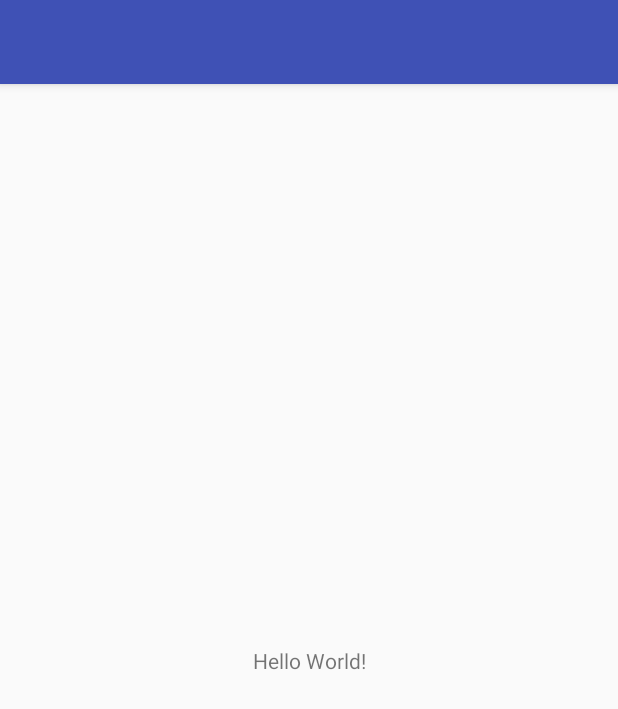
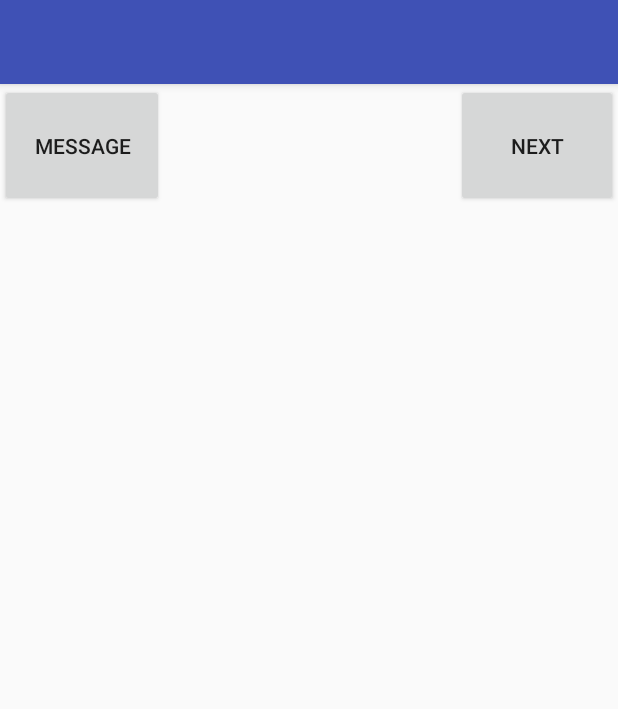
Before and after one commit to lucaspada894/Peddler-App, an Android app: the screen it shows after launch (MainActivity), on a phone screen of 412 x 824 dp. Shown: the top 709 px of the screen. Run offline under Robolectric (Android 15) with nearby library versions, the phone set to English and light mode, and no system bars.

Commit message:
experiment 1

```diff
--- a/Experiments/Sam_Stanek/app/src/main/AndroidManifest.xml
+++ b/Experiments/Sam_Stanek/app/src/main/AndroidManifest.xml
@@ -16,6 +16,7 @@
                 <category android:name="android.intent.category.LAUNCHER" />
             </intent-filter>
         </activity>
+        <activity android:name=".HomeActivity"></activity>
     </application>
 
 </manifest>
--- a/Experiments/Sam_Stanek/app/src/main/java/com/example/samstanek/hello_android/MainActivity.java
+++ b/Experiments/Sam_Stanek/app/src/main/java/com/example/samstanek/hello_android/MainActivity.java
@@ -2,12 +2,38 @@ package com.example.samstanek.hello_android;
 
 import android.support.v7.app.AppCompatActivity;
 import android.os.Bundle;
+import android.content.Intent;
+import android.view.View;
+import android.widget.Button;
+import android.widget.Toast;
 
 public class MainActivity extends AppCompatActivity {
+
+    Button b1, b2;
+
 
     @Override
     protected void onCreate(Bundle savedInstanceState) {
         super.onCreate(savedInstanceState);
         setContentView(R.layout.activity_main);
+
+        b1 = (Button) findViewById(R.id.buttonMessage);
+        b2 = (Button) findViewById(R.id.buttonNext);
+
+        b1.setOnClickListener(new View.OnClickListener(){
+            @Override
+            public void onClick(View view) {
+
+                Toast.makeText(getApplicationContext(), "Hello Android!", Toast.LENGTH_LONG).show();
+            }
+        });
+
+        b2.setOnClickListener(new View.OnClickListener() {
+            @Override
+            public void onClick(View view) {
+                Intent i = new Intent ( MainActivity.this, HomeActivity.class );
+                startActivity(i);
+            }
+        });
     }
 }
--- a/Experiments/Sam_Stanek/app/src/main/res/layout/activity_main.xml
+++ b/Experiments/Sam_Stanek/app/src/main/res/layout/activity_main.xml
@@ -1,18 +1,26 @@
 <?xml version="1.0" encoding="utf-8"?>
-<android.support.constraint.ConstraintLayout xmlns:android="http://schemas.android.com/apk/res/android"
+<RelativeLayout xmlns:android="http://schemas.android.com/apk/res/android"
     xmlns:app="http://schemas.android.com/apk/res-auto"
     xmlns:tools="http://schemas.android.com/tools"
     android:layout_width="match_parent"
     android:layout_height="match_parent"
     tools:context=".MainActivity">
 
-    <TextView
-        android:layout_width="wrap_content"
-        android:layout_height="wrap_content"
-        android:text="Hello World!"
-        app:layout_constraintBottom_toBottomOf="parent"
-        app:layout_constraintLeft_toLeftOf="parent"
-        app:layout_constraintRight_toRightOf="parent"
-        app:layout_constraintTop_toTopOf="parent" />
 
-</android.support.constraint.ConstraintLayout>
+    <Button
+        android:id="@+id/buttonMessage"
+        android:layout_width="109dp"
+        android:layout_height="82dp"
+        android:layout_alignBottom="@+id/buttonNext"
+        android:layout_alignParentStart="true"
+        android:text="Message" />
+
+    <Button
+        android:id="@+id/buttonNext"
+        android:layout_width="108dp"
+        android:layout_height="82dp"
+        android:layout_alignParentEnd="true"
+        android:layout_alignParentTop="true"
+        android:text="Next" />
+
+</RelativeLayout>
```
Also changed, not shown: Experiments/Sam_Stanek/app/src/main/java/com/example/samstanek/hello_android/HomeActivity.java (added, +13 -0 lines), Experiments/Sam_Stanek/app/src/main/res/layout/activity_home.xml (added, +9 -0 lines).
